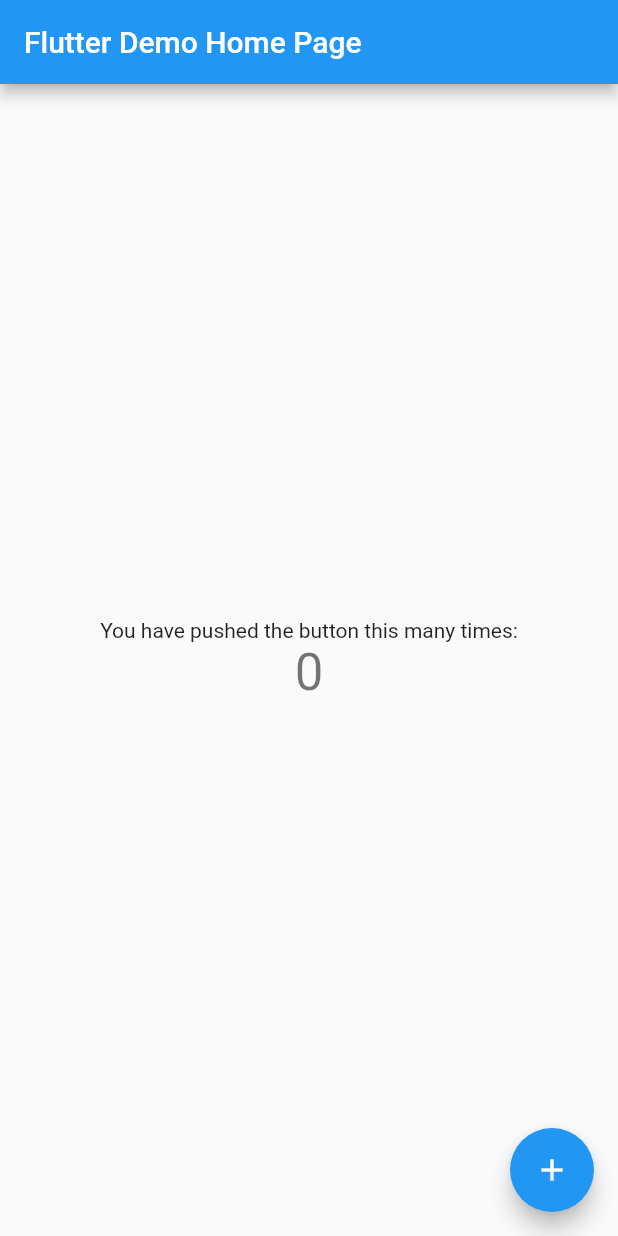
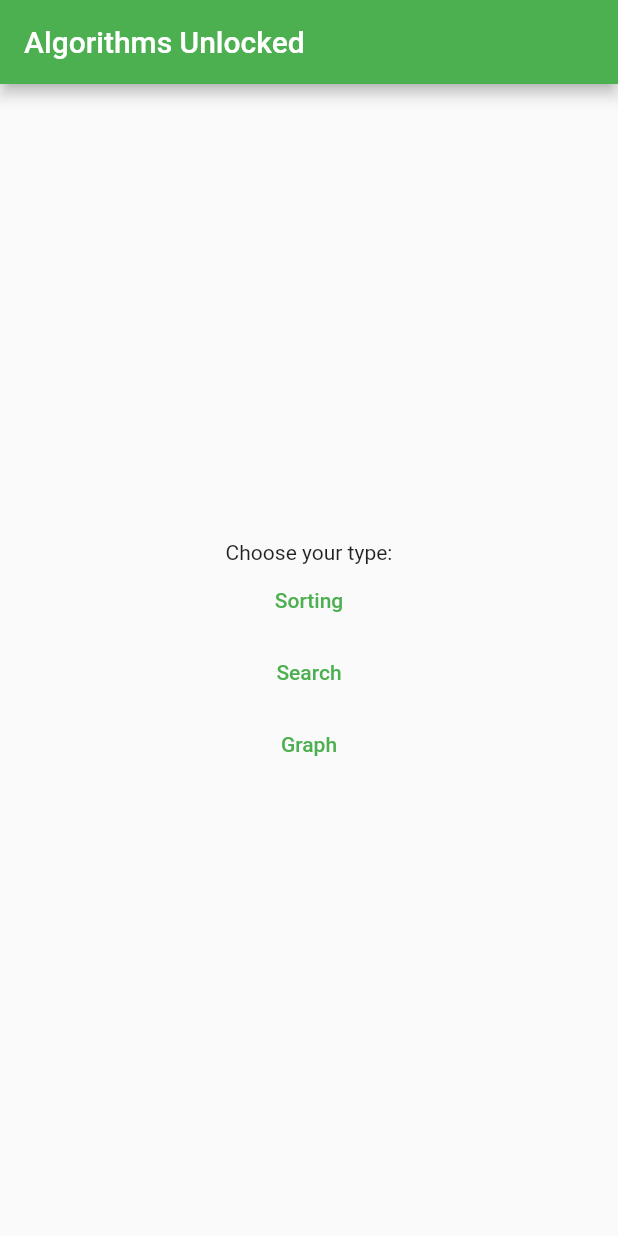
Before and after one commit to Soriarag/PhoneApp, a Flutter app: the screen it shows after launch, on a phone screen of 412 x 824 dp. Run offline on Flutter 3.47's test engine with Material 2 defaults, Android fonts, the phone set to English and light mode, and no system bars.

Commit message:
Menu prot

```diff
--- a/lib/main.dart
+++ b/lib/main.dart
@@ -11,7 +11,7 @@ class MyApp extends StatelessWidget {
   @override
   Widget build(BuildContext context) {
     return MaterialApp(
-      title: 'Flutter Demo',
+      title: 'Calc Demo',
       theme: ThemeData(
         // This is the theme of your application.
         //
@@ -22,9 +22,9 @@ class MyApp extends StatelessWidget {
         // or simply save your changes to "hot reload" in a Flutter IDE).
         // Notice that the counter didn't reset back to zero; the application
         // is not restarted.
-        primarySwatch: Colors.blue,
+        primarySwatch: Colors.green,
       ),
-      home: const MyHomePage(title: 'Flutter Demo Home Page'),
+      home: const MyHomePage(title: 'Algorithms Unlocked'),
     );
   }
 }
@@ -44,10 +44,10 @@ class MyHomePage extends StatefulWidget {
   final String title;
 
   @override
-  State<MyHomePage> createState() => _MyHomePageState();
+  State<MyHomePage> createState() => MainMenu();
 }
 
-class _MyHomePageState extends State<MyHomePage> {
+class MainMenu extends State<MyHomePage> {
   int _counter = 0;
 
   void _incrementCounter() {
@@ -96,20 +96,29 @@ class _MyHomePageState extends State<MyHomePage> {
           mainAxisAlignment: MainAxisAlignment.center,
           children: <Widget>[
             const Text(
-              'You have pushed the button this many times:',
+              'Choose your type:',
             ),
-            Text(
-              '$_counter',
-              style: Theme.of(context).textTheme.headline4,
-            ),
+            menuOption("Sorting"),
+            menuOption("Search"),
+            menuOption("Graph"),
           ],
         ),
-      ),
-      floatingActionButton: FloatingActionButton(
-        onPressed: _incrementCounter,
-        tooltip: 'Increment',
-        child: const Icon(Icons.add),
       ), // This trailing comma makes auto-formatting nicer for build methods.
     );
   }
 }
+
+//styles:
+
+TextButton menuOption(String data) {
+  return TextButton(
+      style: ButtonStyle(
+        overlayColor: MaterialStateProperty.resolveWith<Color?>(
+            (Set<MaterialState> states) {
+          if (states.contains(MaterialState.focused)) return Colors.red;
+          return null; // Defer to the widget's default.
+        }),
+      ),
+      onPressed: () {},
+      child: Text(data));
+}
```
